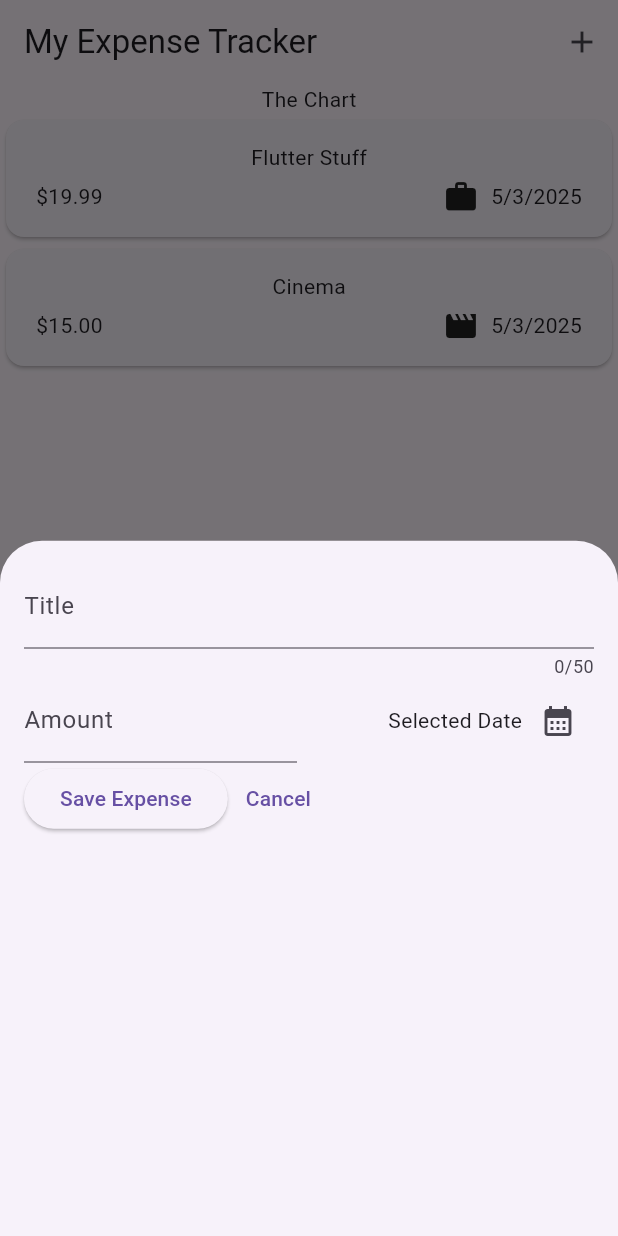
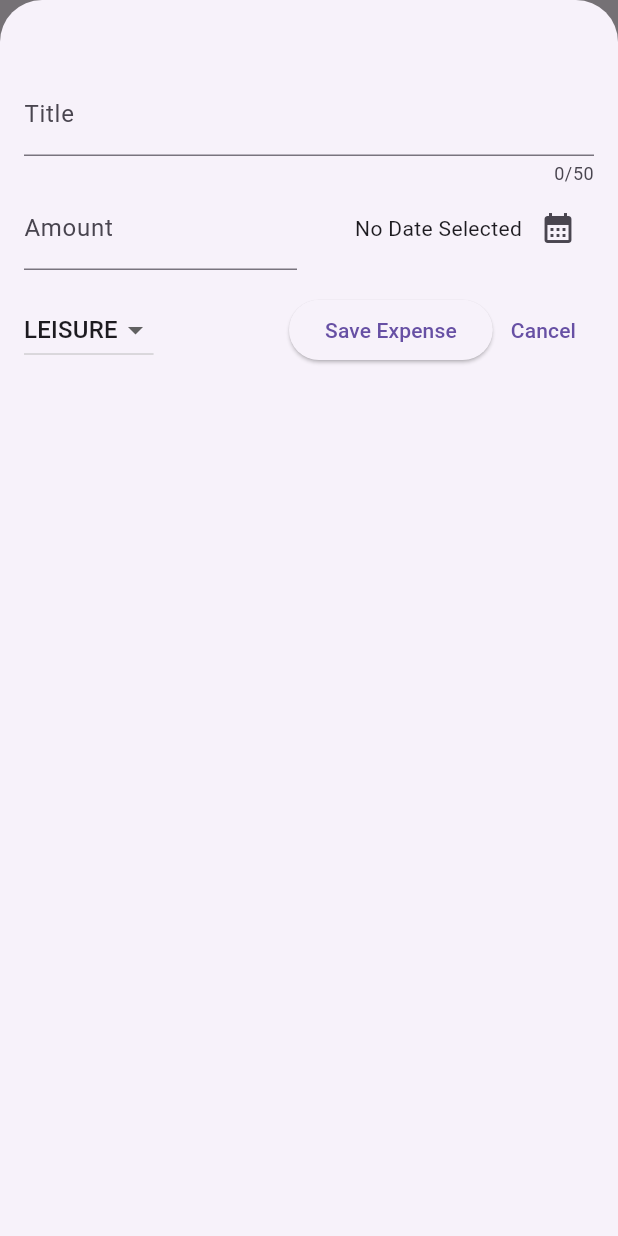
Before and after one commit to Kaolishi/expense_tracker_app, a Flutter app: the screen it shows after launch, after a tap on the "add" icon, on a phone screen of 412 x 824 dp. Run offline on Flutter 3.47's test engine with Material 3 defaults, Android fonts, the phone set to English and light mode, and no system bars.

```diff
--- a/lib/models/expense_model.dart
+++ b/lib/models/expense_model.dart
@@ -4,6 +4,7 @@ import 'package:intl/intl.dart';
 
 final formatter = DateFormat.yMd();
 
+// Generates unique IDs
 const uuid = Uuid();
 
 enum Category {
--- a/lib/widgets/expenses.dart
+++ b/lib/widgets/expenses.dart
@@ -1,3 +1,4 @@
+
 import 'package:expense_tracker_app/models/expense_model.dart';
 import 'package:expense_tracker_app/widgets/expenses_list/expenses_list.dart';
 import 'package:expense_tracker_app/widgets/expenses_list/new_expense.dart';
@@ -30,11 +31,54 @@ class _ExpensesState extends State<Expenses> {
 
   void _openAddExpenseOverlay() {
     //This shows can overlay
-    showModalBottomSheet(context: context, builder: (ctx) => NewExpense());
+    showModalBottomSheet(
+      isScrollControlled: true,
+      context: context,
+      builder: (ctx) => NewExpense(onAddExpense: _addExpense),
+    );
+  }
+
+  void _addExpense(ExpenseModel expense) {
+    setState(() {
+      _registeredExpenses.add(expense);
+    });
+  }
+
+  void _removeExpense(ExpenseModel expense) {
+    final expenseIndex = _registeredExpenses.indexOf(expense);
+    setState(() {
+      _registeredExpenses.remove(expense);
+    });
+    ScaffoldMessenger.of(context).clearSnackBars();
+    ScaffoldMessenger.of(context).showSnackBar(
+      SnackBar(
+        content: const Text('Expense Deleted'),
+        duration: const Duration(seconds: 3),
+        action: SnackBarAction(
+          label: 'Undo',
+          onPressed: () {
+            setState(() {
+              _registeredExpenses.insert(expenseIndex, expense);
+            });
+          },
+        ),
+      ),
+    );
   }
 
   @override
   Widget build(BuildContext context) {
+    Widget mainContent = Center(
+      child: Text('No expenses found. Start adding some!'),
+    );
+
+    if (_registeredExpenses.isNotEmpty) {
+      mainContent = ExpensesList(
+        expensesList: _registeredExpenses,
+        onRemoveExpense: _removeExpense,
+      );
+    }
+
     return Scaffold(
       appBar: AppBar(
         title: Text('My Expense Tracker'),
@@ -46,7 +90,7 @@ class _ExpensesState extends State<Expenses> {
         children: [
           const Text('The Chart'),
           //Use Expanded to show Columns inside Columns
-          Expanded(child: ExpensesList(expensesList: _registeredExpenses)),
+          Expanded(child: mainContent),
         ],
       ),
     );
--- a/lib/widgets/expenses_list/expenses_list.dart
+++ b/lib/widgets/expenses_list/expenses_list.dart
@@ -3,8 +3,13 @@ import 'package:expense_tracker_app/widgets/expenses_list/expenses_item.dart';
 import 'package:flutter/material.dart';
 
 class ExpensesList extends StatelessWidget {
-  const ExpensesList({super.key, required this.expensesList});
+  const ExpensesList({
+    super.key,
+    required this.expensesList,
+    required this.onRemoveExpense,
+  });
 
+  final void Function(ExpenseModel expense) onRemoveExpense;
   final List<ExpenseModel> expensesList;
 
   @override
@@ -14,7 +19,16 @@ class ExpensesList extends StatelessWidget {
     return ListView.builder(
       itemCount: expensesList.length,
       itemBuilder:
-          (context, index) => ExpensesItem(expense: expensesList[index]),
+          (context, index) => Dismissible(
+            // A key is a unique indentifier for an object
+            // This case the key is used to make sure the correct object is deleted
+            // ValueKey is used to assign an value to the key
+            key: ValueKey(expensesList[index]),
+            onDismissed: (direction) {
+              onRemoveExpense(expensesList[index]);
+            },
+            child: ExpensesItem(expense: expensesList[index]),
+          ),
     );
   }
 }
--- a/lib/widgets/expenses_list/new_expense.dart
+++ b/lib/widgets/expenses_list/new_expense.dart
@@ -1,7 +1,10 @@
 import 'package:flutter/material.dart';
+import 'package:expense_tracker_app/models/expense_model.dart';
 
 class NewExpense extends StatefulWidget {
-  const NewExpense({super.key});
+  const NewExpense({super.key, required this.onAddExpense});
+
+  final void Function(ExpenseModel expense) onAddExpense;
 
   @override
   State<NewExpense> createState() {
@@ -12,16 +15,66 @@ class NewExpense extends StatefulWidget {
 class _NewExpenseState extends State<NewExpense> {
   final _titleController = TextEditingController();
   final _amountController = TextEditingController();
+  DateTime? _selectedDate;
+  Category _selectedCategory = Category.leisure;
 
-  void _presentDatePicker() {
+  //showDatePicker is of type Future, which allows us to store values in the future
+  //use the .then method to run functions that will run once it has a value
+  //Alternative : use async after the method name, and use await before the method that returns
+  //Future value
+  //The Future value can be used as a normal value inside the function
+  void _presentDatePicker() async {
     final now = DateTime.now();
     final firstDate = DateTime(now.year - 1, now.month, now.day);
-    showDatePicker(
+    final pickedDate = await showDatePicker(
       context: context,
       initialDate: now,
       firstDate: firstDate,
       lastDate: now,
     );
+    //This will run after the value is available
+    setState(() {
+      _selectedDate = pickedDate;
+    });
+  }
+
+  void _submitExpenseData() {
+    //tryParse converts Strings into double
+    final enteredAmount = double.tryParse(_amountController.text);
+    final amountIsInvalid = enteredAmount == null || enteredAmount <= 0;
+    if (_titleController.text.trim().isEmpty ||
+        amountIsInvalid ||
+        _selectedDate == null) {
+      showDialog(
+        context: context,
+        builder:
+            (ctx) => AlertDialog(
+              title: const Text('Invalid Input'),
+              content: const Text(
+                'Please make sure a valid title, amount, data and category was entered',
+              ),
+              actions: [
+                TextButton(
+                  onPressed: () {
+                    Navigator.pop(ctx);
+                  },
+                  child: const Text('Okay'),
+                ),
+              ],
+            ),
+      );
+      return;
+    }
+
+    widget.onAddExpense(
+      ExpenseModel(
+        title: _titleController.text,
+        amount: enteredAmount,
+        date: _selectedDate!,
+        category: _selectedCategory,
+      ),
+    );
+    Navigator.pop(context);
   }
 
   //Tells flutter to delete controller after use
@@ -35,7 +88,7 @@ class _NewExpenseState extends State<NewExpense> {
   @override
   Widget build(BuildContext context) {
     return Padding(
-      padding: const EdgeInsets.all(16),
+      padding: const EdgeInsets.fromLTRB(16, 48, 16, 16),
       child: Column(
         children: [
           TextField(
@@ -61,7 +114,12 @@ class _NewExpenseState extends State<NewExpense> {
                   mainAxisAlignment: MainAxisAlignment.end,
                   crossAxisAlignment: CrossAxisAlignment.center,
                   children: [
-                    Text('Selected Date'),
+                    Text(
+                      _selectedDate == null
+                          ? 'No Date Selected'
+                          : formatter.format(_selectedDate!),
+                    ),
+                    // Exclamation mark means it's never null
                     IconButton(
                       onPressed: _presentDatePicker,
                       icon: Icon(Icons.calendar_month),
@@ -71,13 +129,32 @@ class _NewExpenseState extends State<NewExpense> {
               ),
             ],
           ),
+          SizedBox(height: 16),
           Row(
             children: [
+              DropdownButton(
+                value: _selectedCategory,
+                items:
+                    Category.values
+                        .map(
+                          (category) => DropdownMenuItem(
+                            value: category,
+                            child: Text(category.name.toUpperCase()),
+                          ),
+                        )
+                        .toList(),
+                onChanged: (value) {
+                  if (value == null) {
+                    return;
+                  }
+                  setState(() {
+                    _selectedCategory = value;
+                  });
+                },
+              ),
+              const Spacer(),
               ElevatedButton(
-                onPressed: () {
-                  print(_titleController.text);
-                  print(_amountController.text);
-                },
+                onPressed: _submitExpenseData,
                 child: const Text('Save Expense'),
               ),
               TextButton(
```
